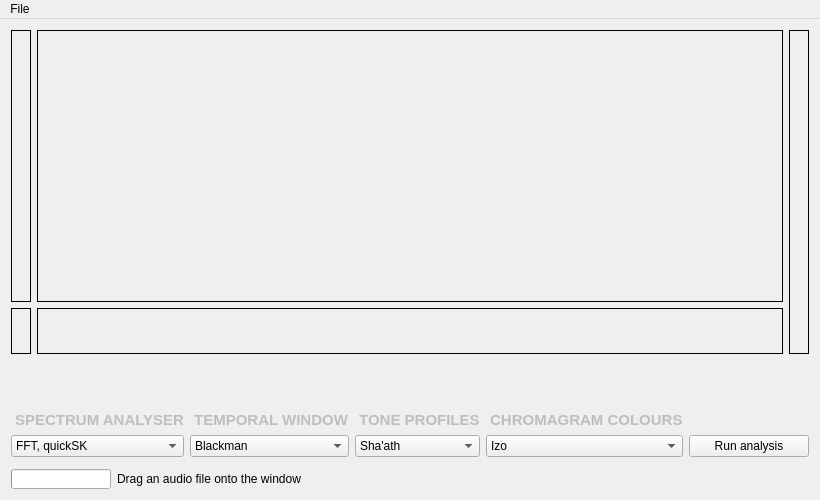
First picture: the form in detailwindow.ui, repository ibsh/is_KeyFinder, before the edit.
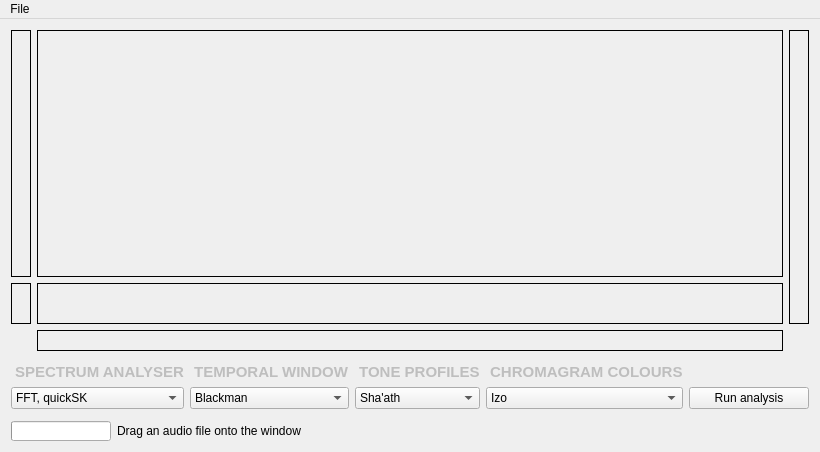
Second picture: the form after the edit.

Commit message: Added visualisation for HCDF rate-of-change

Patch:
```diff
--- a/detailwindow.ui
+++ b/detailwindow.ui
@@ -7,7 +7,7 @@
     <x>0</x>
     <y>0</y>
     <width>800</width>
-    <height>500</height>
+    <height>452</height>
    </rect>
   </property>
   <property name="sizePolicy">
@@ -30,7 +30,7 @@
     <item>
      <layout class="QVBoxLayout" name="verticalLayout_Main" stretch="0,0,0">
       <item>
-       <layout class="QGridLayout" name="gridLayout_Visualisation" rowstretch="6,1,1">
+       <layout class="QGridLayout" name="gridLayout_Visualisation" rowstretch="12,2,1,0">
         <item row="0" column="0">
          <widget class="QLabel" name="pianoKeysLabel">
           <property name="minimumSize">
@@ -143,36 +143,58 @@
           </property>
          </widget>
         </item>
-        <item row="2" column="1">
+        <item row="0" column="2" rowspan="2">
+         <widget class="QLabel" name="colourScaleLabel">
+          <property name="minimumSize">
+           <size>
+            <width>20</width>
+            <height>74</height>
+           </size>
+          </property>
+          <property name="maximumSize">
+           <size>
+            <width>20</width>
+            <height>16777215</height>
+           </size>
+          </property>
+          <property name="frameShape">
+           <enum>QFrame::Box</enum>
+          </property>
+          <property name="lineWidth">
+           <number>1</number>
+          </property>
+          <property name="midLineWidth">
+           <number>0</number>
+          </property>
+          <property name="text">
+           <string/>
+          </property>
+          <property name="textFormat">
+           <enum>Qt::PlainText</enum>
+          </property>
+          <property name="scaledContents">
+           <bool>true</bool>
+          </property>
+         </widget>
+        </item>
+        <item row="3" column="1">
          <layout class="QHBoxLayout" name="horizontalLayout_keyLabels">
           <property name="spacing">
            <number>0</number>
           </property>
          </layout>
         </item>
-        <item row="0" column="2" rowspan="2">
-         <widget class="QLabel" name="colourScaleLabel">
+        <item row="2" column="1">
+         <widget class="QLabel" name="harmonicChangeLabel">
           <property name="minimumSize">
            <size>
-            <width>20</width>
-            <height>74</height>
-           </size>
-          </property>
-          <property name="maximumSize">
-           <size>
-            <width>20</width>
-            <height>16777215</height>
+            <width>0</width>
+            <height>14</height>
            </size>
           </property>
           <property name="frameShape">
            <enum>QFrame::Box</enum>
           </property>
-          <property name="lineWidth">
-           <number>1</number>
-          </property>
-          <property name="midLineWidth">
-           <number>0</number>
-          </property>
           <property name="text">
            <string/>
           </property>
```
The commit also changes 14 other files.
